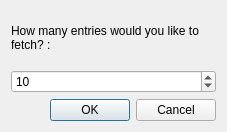
Before: the Qt Designer form src/entriescountdialogbase.ui in mtux/bilbo, drawn with Qt 5.
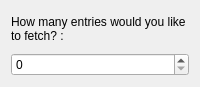
After: the same form once the commit is applied. Custom widgets are drawn as their Qt base class.

Commit message: Widgets on AddCategory and AddEditBlog and EntriesCountDialog and ToolBox converted to KDE ones. more work on toolbox (with a kde bug still available!), some icons for buttons added.

What changed in the file:
```diff
--- a/src/entriescountdialogbase.ui
+++ b/src/entriescountdialogbase.ui
@@ -1,31 +1,18 @@
 <ui version="4.0" >
  <class>EntriesCountDialogBase</class>
- <widget class="QDialog" name="EntriesCountDialogBase" >
+ <widget class="QWidget" name="EntriesCountDialogBase" >
   <property name="geometry" >
    <rect>
     <x>0</x>
     <y>0</y>
-    <width>227</width>
-    <height>132</height>
+    <width>200</width>
+    <height>87</height>
    </rect>
   </property>
   <property name="windowTitle" >
    <string>How many?</string>
   </property>
   <layout class="QGridLayout" name="gridLayout" >
-   <item row="2" column="0" >
-    <widget class="QDialogButtonBox" name="buttonBox" >
-     <property name="orientation" >
-      <enum>Qt::Horizontal</enum>
-     </property>
-     <property name="standardButtons" >
-      <set>QDialogButtonBox::Cancel|QDialogButtonBox::Ok</set>
-     </property>
-     <property name="centerButtons" >
-      <bool>false</bool>
-     </property>
-    </widget>
-   </item>
    <item row="0" column="0" >
     <widget class="QLabel" name="label" >
      <property name="text" >
@@ -37,24 +24,17 @@
     </widget>
    </item>
    <item row="1" column="0" >
-    <widget class="QSpinBox" name="spinCount" >
-     <property name="minimum" >
-      <number>1</number>
-     </property>
-     <property name="maximum" >
-      <number>50</number>
-     </property>
-     <property name="value" >
-      <number>10</number>
-     </property>
-    </widget>
+    <widget class="KIntSpinBox" name="spinCount" />
    </item>
   </layout>
  </widget>
- <tabstops>
-  <tabstop>spinCount</tabstop>
-  <tabstop>buttonBox</tabstop>
- </tabstops>
+ <customwidgets>
+  <customwidget>
+   <class>KIntSpinBox</class>
+   <extends>QSpinBox</extends>
+   <header>knuminput.h</header>
+  </customwidget>
+ </customwidgets>
  <resources/>
  <connections>
   <connection>
```
Left out of the diff: 37 changed lines with no effect on the pictures. The commit also changes 14 other files.
